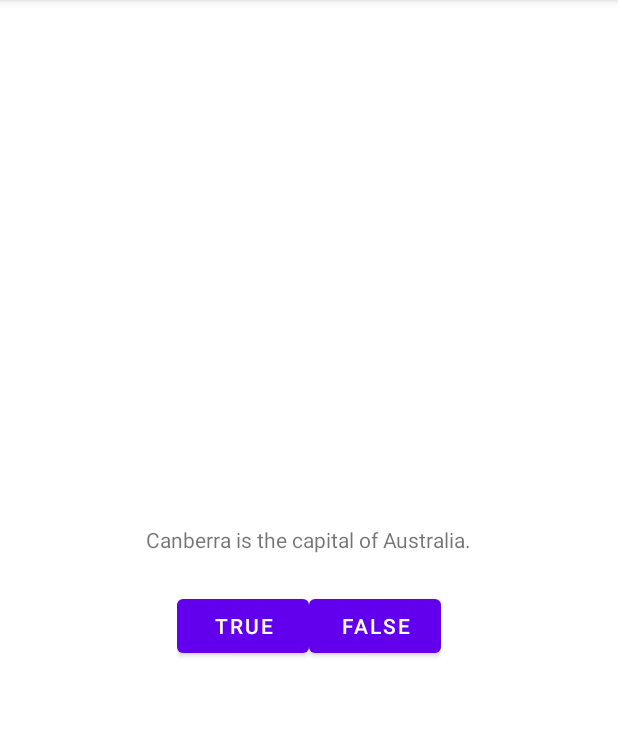
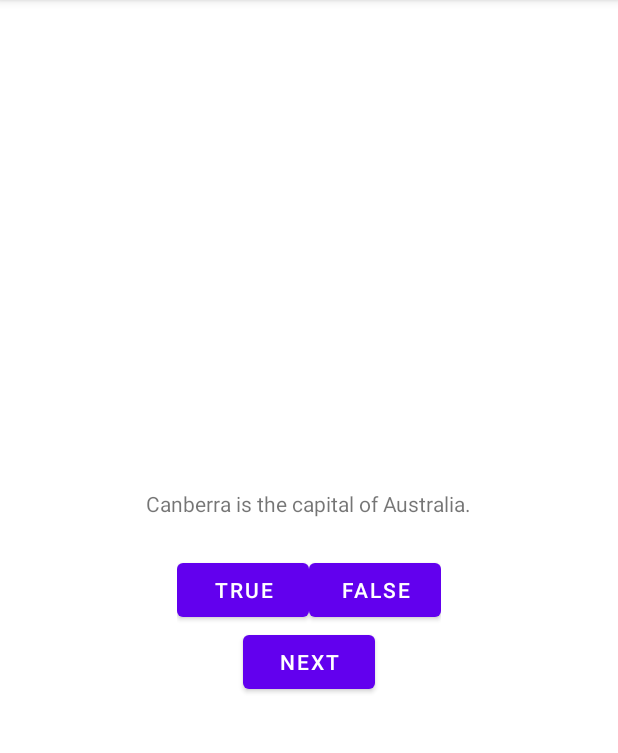
Before and after one commit to juliajaca/Lesson3_GeoQuiz, an Android app: the screen it shows after launch (QuizActivity), after a tap on "TRUE", on a phone screen of 412 x 824 dp, the part 84-837 px from its top. Run offline under Robolectric (Android 15) with nearby library versions, the phone set to English and light mode, and no system bars.

Commit message:
Aplicación funcionando con botones, varias preguntas, y te dice si la respuesta está bien o no

```diff
--- a/app/src/main/java/com/example/lesson3_geoquiz/QuizActivity.java
+++ b/app/src/main/java/com/example/lesson3_geoquiz/QuizActivity.java
@@ -5,16 +5,35 @@ import androidx.appcompat.app.AppCompatActivity;
 import android.os.Bundle;
 import android.view.View;
 import android.widget.Button;
+import android.widget.TextView;
 import android.widget.Toast;
 
 public class QuizActivity extends AppCompatActivity {
     private Button mTrueButton;
     private Button mFalseButton;
+    // updating the controller layer
+    private Button mNextButton;
+    private TextView mQuestionTextView;
+    private Question[] mQuestionBank = new Question[]{
+            //R.string.* is a reference to an int in R.java that points to your actual String
+            new Question(R.string.question_australia, true),
+            new Question(R.string.question_oceans, true),
+            new Question(R.string.question_mideast, false),
+            new Question(R.string.question_africa, false),
+            new Question(R.string.question_americas, true),
+            new Question(R.string.question_asia, true)
+    };
+    private int mCurrentIndex = 0;
 
     @Override
     protected void onCreate(Bundle savedInstanceState) {
         super.onCreate(savedInstanceState);
         setContentView(R.layout.activity_quiz);
+
+        // chapter 2 wiring up the textview
+        mQuestionTextView = (TextView) findViewById(R.id.question_text_view);
+        //int question = mQuestionBank[mCurrentIndex].getTextResId();
+        //mQuestionTextView.setText(question);
 
         //boton true
         // lo ponen asi ellos mTrueButton = (Button) findViewById(R.id.true_button);
@@ -22,10 +41,8 @@ public class QuizActivity extends AppCompatActivity {
         mTrueButton.setOnClickListener(new View.OnClickListener() {
             @Override
             public void onClick(View v) {
-            // Does nothing yet, but soon!
-                Toast.makeText(QuizActivity.this,
-                                R.string.correct_toast,
-                                Toast.LENGTH_SHORT).show();
+                //Toast.makeText(QuizActivity.this, R.string.correct_toast, Toast.LENGTH_SHORT).show();
+                checkAnswer(true);
             }
         });
         //boton false
@@ -33,11 +50,41 @@ public class QuizActivity extends AppCompatActivity {
         mFalseButton.setOnClickListener(new View.OnClickListener() {
             @Override
             public void onClick(View v) {
-            // Does nothing yet, but soon!
-                Toast.makeText(QuizActivity.this,
-                                R.string.incorrect_toast,
-                                Toast.LENGTH_SHORT).show();
+                //Toast.makeText(QuizActivity.this,R.string.incorrect_toast,Toast.LENGTH_SHORT).show();
+                checkAnswer(false);
             }
         });
+
+        //chapter 2 Wiring up the new button
+        mNextButton = (Button) findViewById(R.id.next_button);
+        mNextButton.setOnClickListener(new View.OnClickListener() {
+            @Override
+            public void onClick(View v) {
+                mCurrentIndex = (mCurrentIndex + 1) % mQuestionBank.length;
+                //int question = mQuestionBank[mCurrentIndex].getTextResId();
+                //mQuestionTextView.setText(question);
+                updateQuestion();
+            }
+        });
+
+        updateQuestion();
     }
+
+    private void updateQuestion(){
+        int question = mQuestionBank[mCurrentIndex].getTextResId();
+        mQuestionTextView.setText(question);
+    }
+
+    private void checkAnswer(boolean userPressedTrue) {
+        boolean answerIsTrue = mQuestionBank[mCurrentIndex].isAnswerTrue();
+        int messageResId = 0;
+        if (userPressedTrue == answerIsTrue) {
+            messageResId = R.string.correct_toast;
+        } else {
+            messageResId = R.string.incorrect_toast;
+        }
+        Toast.makeText(this, messageResId, Toast.LENGTH_SHORT)
+                .show();
+    }
+
 }
--- a/app/src/main/res/layout/activity_quiz.xml
+++ b/app/src/main/res/layout/activity_quiz.xml
@@ -11,10 +11,11 @@
     android:orientation="vertical">
 
     <TextView
+        android:id="@+id/question_text_view"
         android:layout_width="wrap_content"
         android:layout_height="wrap_content"
         android:padding="24dp"
-        android:text="@string/question_text" />
+        />
 
     <LinearLayout
         android:layout_width="wrap_content"
@@ -32,4 +33,9 @@
             android:layout_height="wrap_content"
             android:text="@string/false_button" />
     </LinearLayout>
+    <Button
+        android:id="@+id/next_button"
+        android:layout_width="wrap_content"
+        android:layout_height="wrap_content"
+        android:text="@string/next_button" />
 </LinearLayout>
--- a/app/src/main/res/values/strings.xml
+++ b/app/src/main/res/values/strings.xml
@@ -1,8 +1,18 @@
 <resources>
     <string name="app_name">Lesson3_GeoQuiz</string>
-    <string name="question_text">Canberra is the capital of Australia.</string>
+    <string name="question_australia">Canberra is the capital of Australia.</string>
+    <string name="question_oceans">The Pacific Ocean is larger than
+  the Atlantic Ocean.</string>
+    <string name="question_mideast">The Suez Canal connects the Red Sea
+  and the Indian Ocean.</string>
+    <string name="question_africa">The source of the Nile River is in Egypt.</string>
+    <string name="question_americas">The Amazon River is the longest river
+  in the Americas.</string>
+    <string name="question_asia">Lake Baikal is the world\'s oldest and deepest
+  freshwater lake.</string>
     <string name="true_button">True</string>
     <string name="false_button">False</string>
     <string name="correct_toast">Correct!</string>
     <string name="incorrect_toast">Incorrect!</string>
+    <string name="next_button">Next</string>
 </resources>
```
